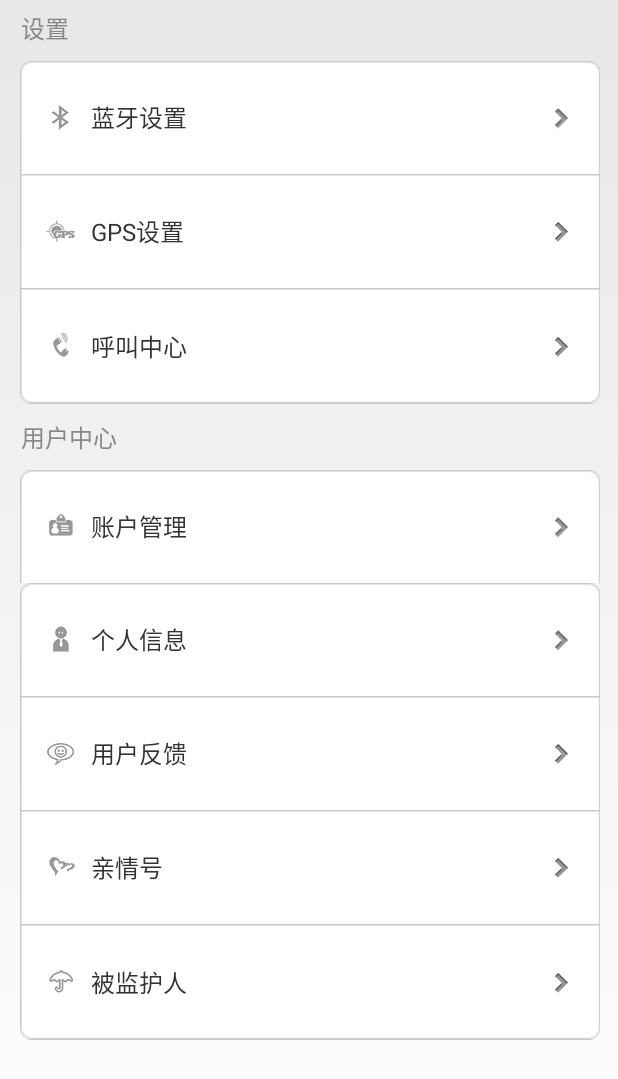
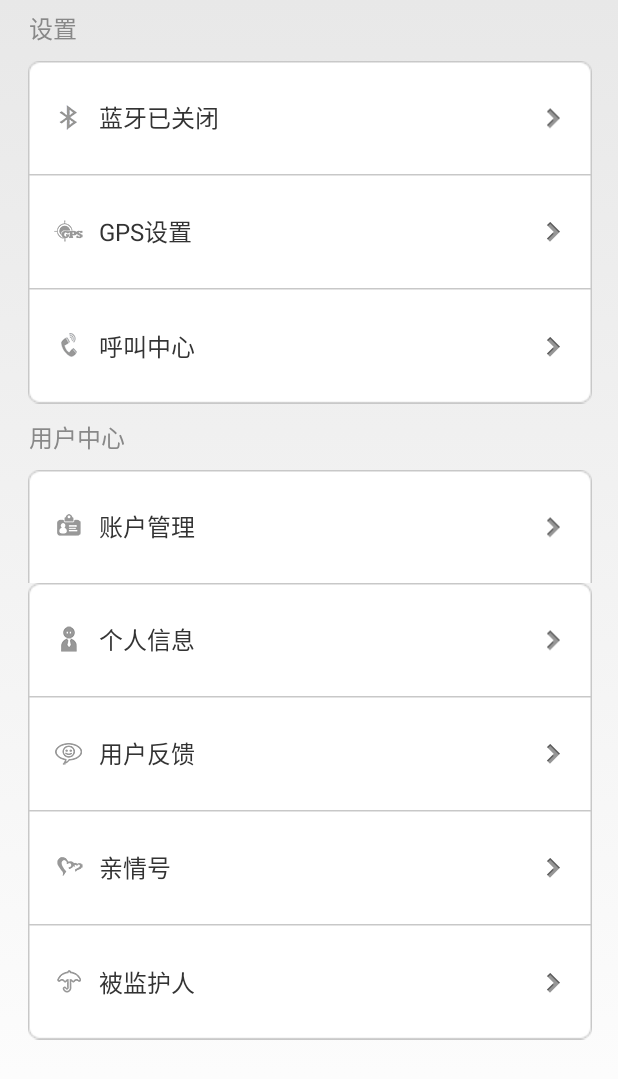
Before and after one commit to LZQ1993/BeautyHealth2, an Android app: the fragment MeFragment shown on its own in the app's theme, on a phone screen of 412 x 824 dp. Shown: the top 1079 px of the screen. Run offline under Robolectric (Android 15) with nearby library versions, the phone set to English and light mode, and no system bars.

Commit message:
蓝牙设置功能
蓝牙设置功能开发完毕

```diff
--- a/app/src/main/AndroidManifest.xml
+++ b/app/src/main/AndroidManifest.xml
@@ -42,7 +42,7 @@
 
     <application
         android:allowBackup="true"
-        android:name="com.infrastructure.CWComponent.App"
+        android:name="com.beautyhealthapp.Assistant.App"
         android:icon="@mipmap/companyicon"
         android:label="@string/app_name"
         android:theme="@android:style/Theme.Light.NoTitleBar" >
--- a/app/src/main/java/com/beautyhealthapp/Activity/MainActivity.java
+++ b/app/src/main/java/com/beautyhealthapp/Activity/MainActivity.java
@@ -1,6 +1,7 @@
 package com.beautyhealthapp.Activity;
 
 
+import android.bluetooth.BluetoothAdapter;
 import android.os.Bundle;
 import android.support.v4.app.Fragment;
 import android.support.v4.app.FragmentActivity;
@@ -79,6 +80,8 @@ public class MainActivity extends FragmentActivity {
             } else {
                 ISqlHelper iSqlHelper = new SqliteHelper(null, getApplicationContext());
                 iSqlHelper.SQLExec("delete from UserMessage");// 删除表中原有的数据，保证只有一条
+                BluetoothAdapter bluetoothAdapter= BluetoothAdapter.getDefaultAdapter();
+                bluetoothAdapter.disable();
                 finish();
                 System.exit(0); // 凡是非零都表示异常退出!0表示正常退出!
             }
--- a/app/src/main/java/com/beautyhealthapp/Fragment/MeFragment.java
+++ b/app/src/main/java/com/beautyhealthapp/Fragment/MeFragment.java
@@ -1,18 +1,32 @@
 package com.beautyhealthapp.Fragment;
 
+import android.bluetooth.BluetoothAdapter;
 import android.os.Bundle;
 import android.view.LayoutInflater;
 import android.view.View;
+import android.view.View.OnClickListener;
 import android.view.ViewGroup;
+import android.widget.TableRow;
+import android.widget.TextView;
 
+import com.Entity.BluetoothState;
 import com.beautyhealthapp.R;
 import com.infrastructure.CWFragment.DataRequestFragment;
+import com.infrastructure.CWSqliteManager.ISqlHelper;
+import com.infrastructure.CWSqliteManager.SqliteHelper;
+import com.infrastructure.CWUtilities.ToastUtil;
+
+import java.util.List;
 
 /**
  * Created by lenovo on 2015/12/25.
  */
-public class MeFragment extends DataRequestFragment {
-
+public class MeFragment extends DataRequestFragment implements OnClickListener{
+    private TableRow tr_bluetooth, tr_gps, tr_callCerten,
+            tr_userManger, tr_personInfo, tr_userBackInfo, tr_familyNum,tr_bindedPeople;
+    private TextView bluetoothstate;
+    private BluetoothAdapter bluetoothAdapter;
+    private ISqlHelper iSqlHelper;
     @Override
     public void onCreate(Bundle savedInstanceState) {
         super.onCreate(savedInstanceState);
@@ -20,7 +34,95 @@ public class MeFragment extends DataRequestFragment {
     @Override
     public View onCreateView(LayoutInflater inflater, ViewGroup container, Bundle savedInstanceState) {
         View view = inflater.inflate(R.layout.fragment_me, container, false);
+        tr_bluetooth= (TableRow) view.findViewById(R.id.tr_bluetooth);
+        tr_gps = (TableRow) view.findViewById(R.id.tr_gps);
+        tr_callCerten = (TableRow) view.findViewById(R.id.tr_callCerten);
+        tr_userManger = (TableRow) view.findViewById(R.id.tr_userManger);
+        tr_personInfo = (TableRow) view.findViewById(R.id.tr_personInfo);
+        tr_userBackInfo = (TableRow) view.findViewById(R.id.tr_userBackInfo);
+        tr_familyNum = (TableRow) view.findViewById(R.id.tr_familyNum);
+        tr_bindedPeople = (TableRow) view.findViewById(R.id.tr_bindedPeople);
+        bluetoothstate=(TextView) view.findViewById(R.id.bluetoothstate);
+        bluetoothAdapter= BluetoothAdapter.getDefaultAdapter();
+        setListener();
+        initUIData();
         return view;
     }
 
+    private void setListener() {
+        tr_bluetooth.setOnClickListener((OnClickListener) this);
+        tr_gps.setOnClickListener((OnClickListener) this);
+        tr_callCerten.setOnClickListener((OnClickListener) this);
+        tr_userManger.setOnClickListener((OnClickListener) this);
+        tr_personInfo.setOnClickListener((OnClickListener) this);
+        tr_userBackInfo.setOnClickListener((OnClickListener) this);
+        tr_familyNum.setOnClickListener((OnClickListener) this);
+        tr_bindedPeople.setOnClickListener((OnClickListener) this);
+    }
+
+    private void initUIData() {
+        iSqlHelper= new SqliteHelper(null,getActivity());
+        List<Object> list = iSqlHelper.Query("com.Entity.BluetoothState", null);
+        if(list.size()>0){
+            BluetoothState bs =  (BluetoothState)list.get(0);
+            if(bs.State.equals("1")){
+                bluetoothAdapter.enable();
+                bluetoothstate.setText("蓝牙已打开");
+
+            }else{
+                bluetoothAdapter.disable();
+                bluetoothstate.setText("蓝牙已关闭");
+            }
+        }else{
+            bluetoothAdapter.disable();
+            bluetoothstate.setText("蓝牙已关闭");
+        }
+    }
+
+    @Override
+    public void onClick(View view) {
+        switch (view.getId()) {
+            case R.id.tr_bluetooth:
+                BluetoothIsEnable();
+                break;
+            case R.id.tr_gps:
+                break;
+            case R.id.tr_callCerten:
+                break;
+            case R.id.tr_userManger:
+                break;
+            case R.id.tr_personInfo:
+                break;
+            case R.id.tr_userBackInfo:
+                break;
+            case R.id.tr_familyNum:
+                break;
+            case R.id.tr_bindedPeople:
+                break;
+            default:
+                ToastUtil.show(getActivity(), "输入有误!");
+                break;
+        }
+    }
+
+    private void BluetoothIsEnable() {
+        BluetoothState bluetoothState =  new BluetoothState();
+        if(bluetoothAdapter.getState()==10){
+            //打开蓝牙
+            bluetoothAdapter.enable();
+            bluetoothState.AutoID=1;
+            bluetoothState.State="1";
+            iSqlHelper.Delete(bluetoothState);
+            iSqlHelper.Insert(bluetoothState);
+            bluetoothstate.setText("蓝牙已打开");
+        }else {
+            //关闭蓝牙
+            bluetoothAdapter.disable();
+            bluetoothState.AutoID=1;
+            bluetoothState.State="0";
+            iSqlHelper.Delete(bluetoothState);
+            iSqlHelper.Insert(bluetoothState);
+            bluetoothstate.setText("蓝牙已关闭");
+        }
+    }
 }
--- a/app/src/main/java/com/infrastructure/CWSqliteManager/SqliteHelper.java
+++ b/app/src/main/java/com/infrastructure/CWSqliteManager/SqliteHelper.java
@@ -171,8 +171,8 @@ public class SqliteHelper implements ISqlHelper{
         		 for ( int i = 0 ; i < fields. length ; i++){
                      Field f = fields[i];
                      String FieldName=f.getName();
-                     f.setAccessible( true ); // ����Щ�����ǿ��Է��ʵ�
-                     String type = f.getType().toString(); // �õ������Ե�����
+                     f.setAccessible( true );
+                     String type = f.getType().toString();
                      if (type.endsWith("String")) {
                         try {
     						f.set(objectCopy, curesor.getString(curesor.getColumnIndex(FieldName))) ;
--- a/app/src/main/res/layout/fragment_me.xml
+++ b/app/src/main/res/layout/fragment_me.xml
@@ -1,24 +1,27 @@
-<?xml version="1.0" encoding="utf-8"?>
+<?xml version="1.0" encoding="UTF-8"?>
 <LinearLayout xmlns:android="http://schemas.android.com/apk/res/android"
-    android:layout_width="match_parent"
+    android:layout_width="fill_parent"
     android:layout_height="match_parent"
     android:orientation="vertical">
     <ScrollView
         android:layout_width="fill_parent"
-        android:layout_height="wrap_content"
-        android:layout_alignParentLeft="true"
-        android:layout_alignParentTop="true"
+        android:layout_height="fill_parent"
         android:fadingEdge="none">
 
         <LinearLayout
             android:layout_width="fill_parent"
             android:layout_height="wrap_content"
-            android:gravity="center_vertical"
             android:orientation="vertical"
-            android:paddingBottom="50.0dip"
-            android:paddingLeft="10.0dip"
-            android:paddingRight="10.0dip"
-            android:paddingTop="5.0dip">
+            android:layout_marginLeft="15.0dip"
+            android:layout_marginRight="15.0dip"
+            android:layout_marginTop="5.0dip">
+
+
+            <LinearLayout
+                android:layout_width="match_parent"
+                android:layout_height="0dp"
+                android:layout_weight="1"
+                android:orientation="vertical">
 
                 <TextView
                     android:layout_width="fill_parent"
@@ -26,31 +29,27 @@
                     android:layout_marginBottom="10.0dip"
                     android:layout_marginTop="1.0dip"
                     android:gravity="center_vertical"
-                android:paddingLeft="4.0dip"
+                    android:layout_marginLeft="4.0dip"
                     android:text="设置"
                     android:textColor="#ff888888"
                     android:textSize="16.0sp" />
 
-            <LinearLayout
-                android:layout_width="fill_parent"
-                android:layout_height="wrap_content">
-
                 <TableLayout
                     android:id="@+id/MorePageTableLayout_Follow"
-                    android:layout_width="fill_parent"
+                    android:layout_width="match_parent"
                     android:layout_height="wrap_content"
-                    android:paddingLeft="1.0dip"
+                    android:layout_marginLeft="1.0dip"
                     android:shrinkColumns="0"
                     android:stretchColumns="0">
 
                     <TableRow
-                        android:id="@+id/more_page_row1"
+                        android:id="@+id/tr_bluetooth"
                         android:layout_width="fill_parent"
                         android:layout_marginLeft="2.0dip"
                         android:layout_marginRight="2.0dip"
                         android:background="@drawable/more_itemtop_press"
                         android:paddingBottom="16.0dip"
-                        android:paddingTop="16.0dip">
+                        android:paddingTop="16.0dip" >
 
                         <TextView
                             android:id="@+id/bluetoothstate"
@@ -64,24 +63,24 @@
                             android:text="蓝牙设置"
                             android:textColor="#ff333333"
                             android:textSize="16.0sp" />
-
                         <ImageView
                             android:layout_width="wrap_content"
                             android:layout_height="fill_parent"
                             android:layout_gravity="right"
                             android:gravity="center_vertical"
                             android:paddingRight="20.0dip"
-                            android:src="@mipmap/ic_arrow" />
+                            android:src="@mipmap/ic_arrow"
+                            />
                     </TableRow>
 
                     <TableRow
-                        android:id="@+id/more_page_row2"
+                        android:id="@+id/tr_gps"
                         android:layout_width="fill_parent"
                         android:layout_marginLeft="2.0dip"
                         android:layout_marginRight="2.0dip"
                         android:background="@drawable/more_itemmiddle_press"
                         android:paddingBottom="16.0dip"
-                        android:paddingTop="16.0dip">
+                        android:paddingTop="16.0dip" >
 
                         <TextView
                             android:layout_width="wrap_content"
@@ -105,13 +104,13 @@
                     </TableRow>
 
                     <TableRow
-                        android:id="@+id/more_page_row3"
+                        android:id="@+id/tr_callCerten"
                         android:layout_width="fill_parent"
                         android:layout_marginLeft="2.0dip"
                         android:layout_marginRight="2.0dip"
                         android:background="@drawable/more_itembottom_press"
                         android:paddingBottom="16.0dip"
-                        android:paddingTop="16.0dip">
+                        android:paddingTop="16.0dip" >
 
                         <TextView
                             android:layout_width="wrap_content"
@@ -136,37 +135,38 @@
                 </TableLayout>
             </LinearLayout>
 
+            <LinearLayout
+                android:layout_width="match_parent"
+                android:layout_height="0dp"
+                android:layout_weight="1"
+                android:orientation="vertical">
+
                 <TextView
                     android:layout_width="fill_parent"
                     android:layout_height="wrap_content"
                     android:layout_marginBottom="10.0dip"
                     android:layout_marginTop="10.0dip"
                     android:gravity="center_vertical"
-                android:paddingLeft="4.0dip"
+                    android:layout_marginLeft="4.0dip"
                     android:text="用户中心"
                     android:textColor="#ff888888"
                     android:textSize="16.0sp" />
 
-            <LinearLayout
-                android:layout_width="fill_parent"
-                android:layout_height="wrap_content">
-
                 <TableLayout
                     android:id="@+id/MorePageTableLayout_Client"
-                    android:layout_width="fill_parent"
+                    android:layout_width="match_parent"
                     android:layout_height="wrap_content"
-                    android:paddingLeft="1.0dip"
+                    android:layout_marginLeft="1.0dip"
                     android:shrinkColumns="0"
                     android:stretchColumns="0">
-
                     <TableRow
-                        android:id="@+id/more_page_row0"
+                        android:id="@+id/tr_userManger"
                         android:layout_width="fill_parent"
                         android:layout_marginLeft="2.0dip"
                         android:layout_marginRight="2.0dip"
                         android:background="@drawable/more_itemtop_press"
                         android:paddingBottom="16.0dip"
-                        android:paddingTop="16.0dip">
+                        android:paddingTop="16.0dip" >
 
                         <TextView
                             android:layout_width="wrap_content"
@@ -190,13 +190,13 @@
                     </TableRow>
 
                     <TableRow
-                        android:id="@+id/more_page_row4"
+                        android:id="@+id/tr_personInfo"
                         android:layout_width="fill_parent"
                         android:layout_marginLeft="2.0dip"
                         android:layout_marginRight="2.0dip"
                         android:background="@drawable/more_itemtop_press"
                         android:paddingBottom="16.0dip"
-                        android:paddingTop="16.0dip">
+                        android:paddingTop="16.0dip" >
 
                         <TextView
                             android:layout_width="wrap_content"
@@ -220,13 +220,13 @@
                     </TableRow>
 
                     <TableRow
-                        android:id="@+id/more_page_row5"
+                        android:id="@+id/tr_userBackInfo"
                         android:layout_width="fill_parent"
                         android:layout_marginLeft="2.0dip"
                         android:layout_marginRight="2.0dip"
                         android:background="@drawable/more_itemmiddle_press"
                         android:paddingBottom="16.0dip"
-                        android:paddingTop="16.0dip">
+                        android:paddingTop="16.0dip" >
 
                         <TextView
                             android:layout_width="wrap_content"
@@ -250,13 +250,13 @@
                     </TableRow>
 
                     <TableRow
-                        android:id="@+id/more_page_row6"
+                        android:id="@+id/tr_familyNum"
                         android:layout_width="fill_parent"
                         android:layout_marginLeft="2.0dip"
                         android:layout_marginRight="2.0dip"
                         android:background="@drawable/more_itemmiddle_press"
                         android:paddingBottom="16.0dip"
-                        android:paddingTop="16.0dip">
+                        android:paddingTop="16.0dip" >
 
                         <TextView
                             android:layout_width="wrap_content"
@@ -280,13 +280,13 @@
                     </TableRow>
 
                     <TableRow
-                        android:id="@+id/more_page_row7"
+                        android:id="@+id/tr_bindedPeople"
                         android:layout_width="fill_parent"
                         android:layout_marginLeft="2.0dip"
                         android:layout_marginRight="2.0dip"
                         android:background="@drawable/more_itembottom_press"
                         android:paddingBottom="16.0dip"
-                        android:paddingTop="16.0dip">
+                        android:paddingTop="16.0dip" >
 
                         <TextView
                             android:layout_width="wrap_content"
@@ -310,6 +310,13 @@
                     </TableRow>
                 </TableLayout>
             </LinearLayout>
+        <LinearLayout
+            android:layout_width="match_parent"
+            android:layout_height="0dp"
+            android:layout_weight="3"
+            android:orientation="vertical">
+        </LinearLayout>
         </LinearLayout>
     </ScrollView>
+
 </LinearLayout>
```
Also changed, not shown: app/src/main/java/com/Entity/BluetoothState.java (added, +10 -0 lines), app/src/main/java/com/beautyhealthapp/Activity/StartUpActivity.java (+32 -20 lines), app/src/main/java/com/beautyhealthapp/Assistant/App.java (added, +23 -0 lines), app/src/main/java/com/infrastructure/CWComponent/App.java (deleted, +0 -14 lines). Lines whose indentation alone changed are shown as unchanged.
